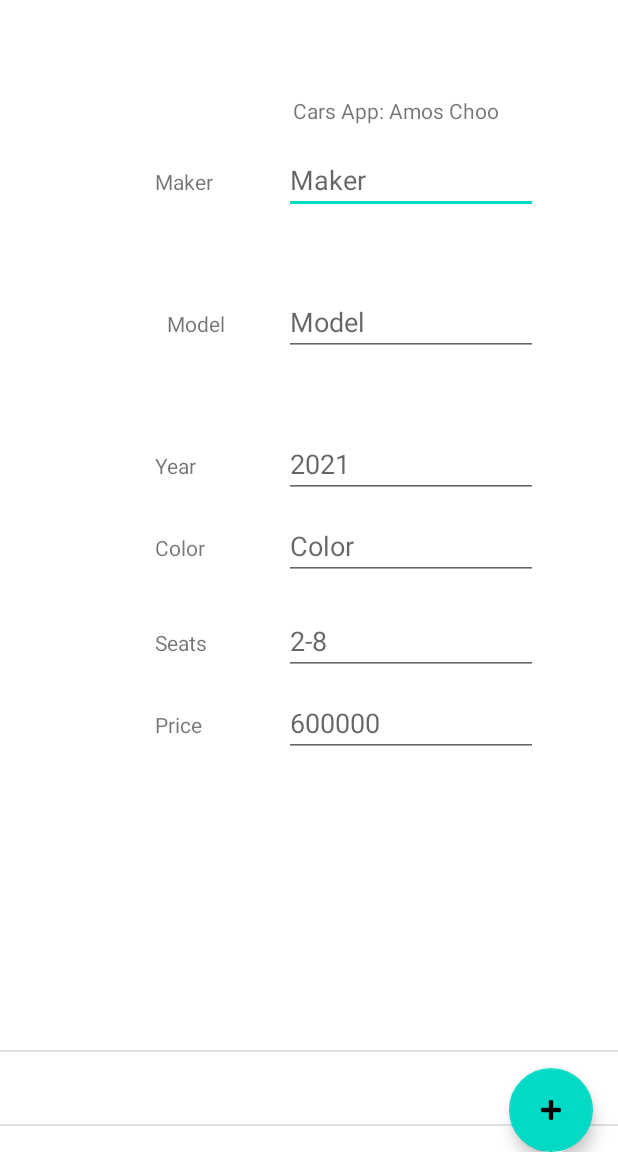
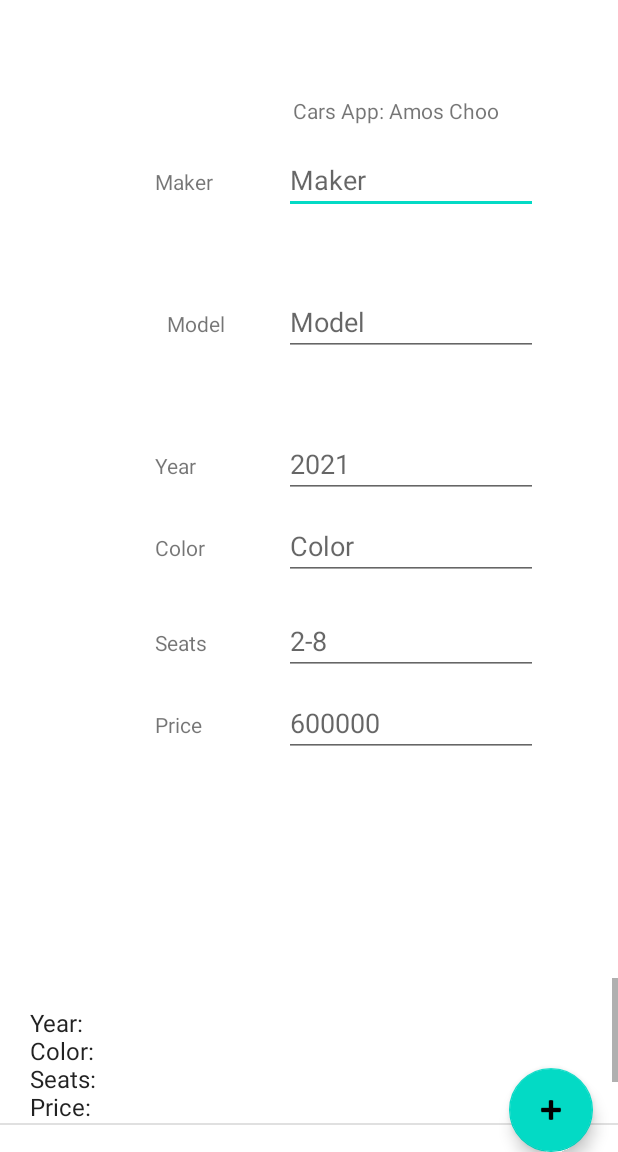
Before and after one commit to amoschoomy/FIT2081App, an Android app: the screen it shows after launch (MainActivity), after a tap on "Add Car", on a phone screen of 412 x 824 dp, the part 84-1236 px from its top. Run offline under Robolectric (Android 15) with nearby library versions, the phone set to English and light mode, and no system bars; 2 other taps on this screen came first.

Commit message:
Updated ArrayList text

```diff
--- a/app/src/main/java/com/example/autoshowroom/MainActivity.java
+++ b/app/src/main/java/com/example/autoshowroom/MainActivity.java
@@ -57,13 +57,19 @@ public class MainActivity extends AppCompatActivity {
 
         EditText maker = findViewById(R.id.makertext);
         EditText model = findViewById(R.id.modeltext);
+        EditText year = findViewById(R.id.yeartext);
+        EditText color = findViewById(R.id.colortext);
+        EditText seats = findViewById(R.id.seattext);
+        EditText price = findViewById(R.id.priceno);
 
         FloatingActionButton floatingActionButton = findViewById(R.id.floatingActionButton);
         floatingActionButton.setOnClickListener(new View.OnClickListener() {
             @Override
             public void onClick(View view) {
                 addCar();
-                arrayList.add(maker.getText().toString() + " " + model.getText().toString());
+                arrayList.add(maker.getText().toString() + " " + model.getText().toString() + "\n Year: " +
+                        year.getText().toString() + "\n Color: " + color.getText().toString() + "\n Seats: " +
+                        seats.getText().toString() + "\n Price: " + price.getText().toString());
                 arrayAdapter.notifyDataSetChanged();
             }
         });
@@ -202,7 +208,13 @@ public class MainActivity extends AppCompatActivity {
                     addCar();
                     EditText maker = findViewById(R.id.makertext);
                     EditText model = findViewById(R.id.modeltext);
-                    arrayList.add(maker.getText().toString() + " " + model.getText().toString());
+                    EditText year = findViewById(R.id.yeartext);
+                    EditText color = findViewById(R.id.colortext);
+                    EditText seats = findViewById(R.id.seattext);
+                    EditText price = findViewById(R.id.priceno);
+                    arrayList.add(maker.getText().toString() + " " + model.getText().toString() + "\n Year: " +
+                            year.getText().toString() + "\n Color: " + color.getText().toString() + "\n Seats: " +
+                            seats.getText().toString() + "\n Price: " + price.getText().toString());
                     arrayAdapter.notifyDataSetChanged();
                     break;
                 case R.id.removelast:
```
